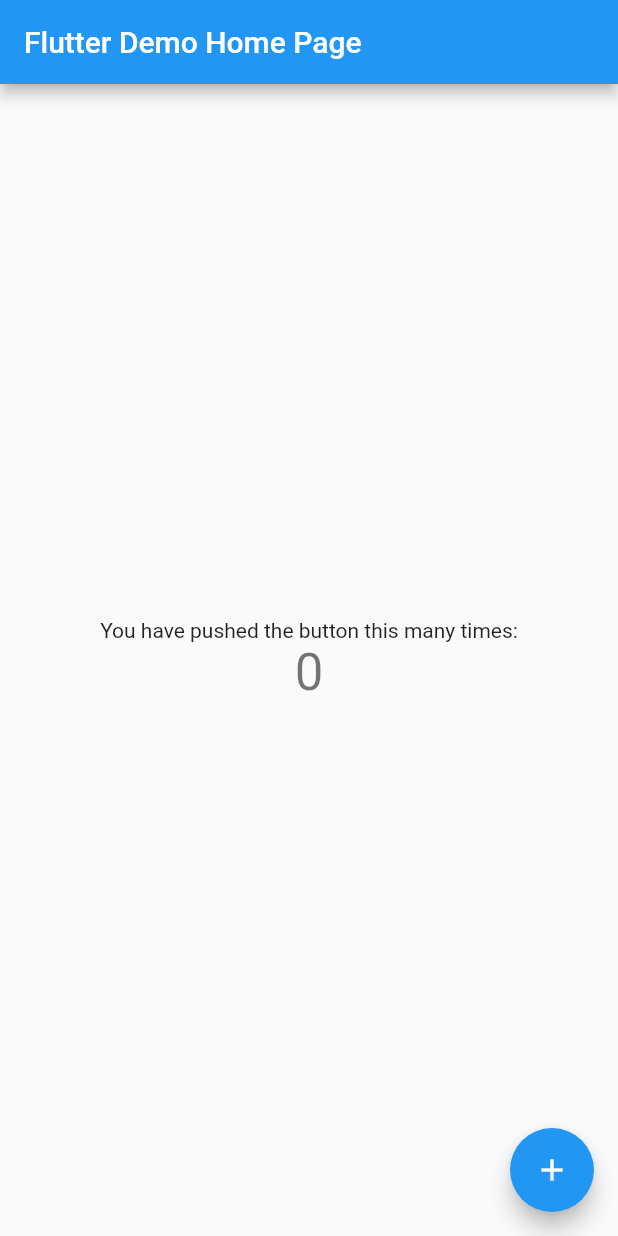
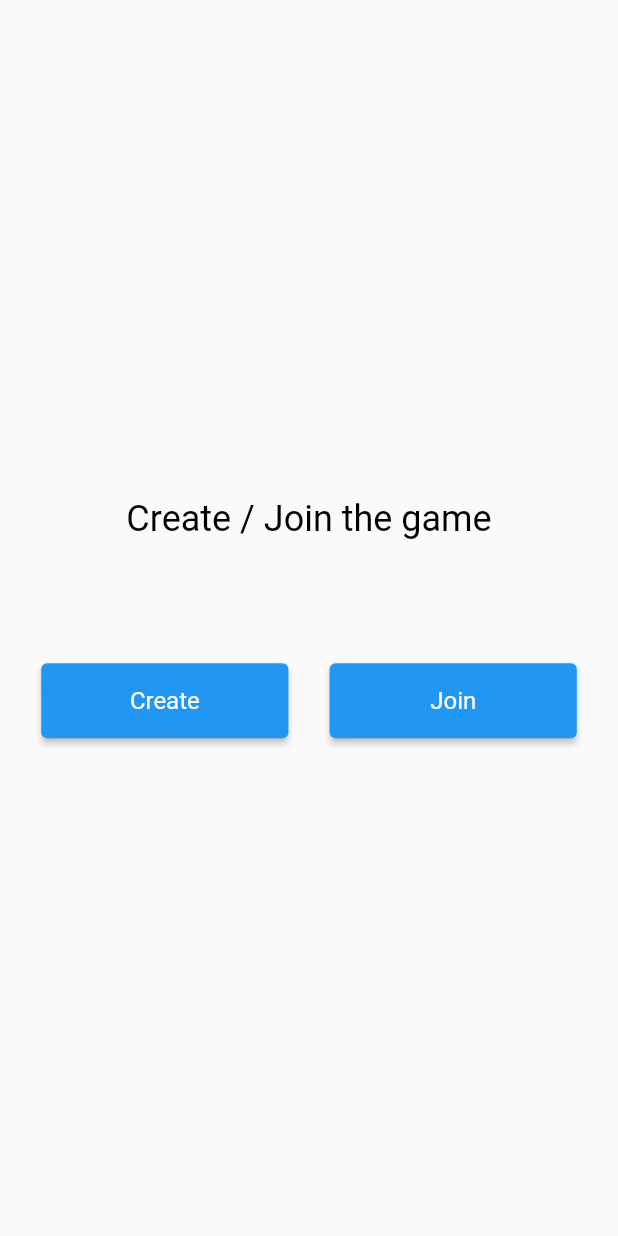
Before and after one commit to FrankDannyA/screibble_game, a Flutter app: the screen it shows after launch, on a phone screen of 412 x 824 dp. Run offline on Flutter 3.47's test engine with Material 2 defaults, Android fonts, the phone set to English and light mode, and no system bars.

Commit message:
home screen

```diff
--- /dev/null
+++ b/lib/home_screen.dart
@@ -0,0 +1,56 @@
+import 'package:flutter/material.dart';
+
+class HomeScreen extends StatelessWidget {
+  const HomeScreen({Key? key}) : super(key: key);
+
+  @override
+  Widget build(BuildContext context) {
+    return Scaffold(
+      body: Column(
+        mainAxisAlignment: MainAxisAlignment.center,
+        crossAxisAlignment: CrossAxisAlignment.center,
+        children: [
+          const Text(
+            "Create / Join the game",
+            style: TextStyle(
+              color: Colors.black,
+              fontSize: 24,
+            ),
+          ),
+          SizedBox(height: MediaQuery.of(context).size.height * 0.1),
+          Row(
+            mainAxisAlignment: MainAxisAlignment.spaceEvenly,
+            children: [
+              ElevatedButton(
+                onPressed: () {},
+                style: ButtonStyle(
+                  backgroundColor: MaterialStateProperty.all(Colors.blue),
+                  textStyle: MaterialStateProperty.all(
+                    const TextStyle(color: Colors.white, fontSize: 16),
+                  ),
+                  minimumSize: MaterialStateProperty.all(
+                    Size(MediaQuery.of(context).size.width / 2.5, 50),
+                  ),
+                ),
+                child: const Text("Create"),
+              ),
+              ElevatedButton(
+                onPressed: () {},
+                style: ButtonStyle(
+                  backgroundColor: MaterialStateProperty.all(Colors.blue),
+                  textStyle: MaterialStateProperty.all(
+                    const TextStyle(color: Colors.white, fontSize: 16),
+                  ),
+                  minimumSize: MaterialStateProperty.all(
+                    Size(MediaQuery.of(context).size.width / 2.5, 50),
+                  ),
+                ),
+                child: const Text("Join"),
+              ),
+            ],
+          ),
+        ],
+      ),
+    );
+  }
+}
--- a/lib/main.dart
+++ b/lib/main.dart
@@ -1,4 +1,5 @@
 import 'package:flutter/material.dart';
+import 'package:screibble_game/home_screen.dart';
 
 void main() {
   runApp(const MyApp());
@@ -11,105 +12,10 @@
   @override
   Widget build(BuildContext context) {
     return MaterialApp(
-      title: 'Flutter Demo',
-      theme: ThemeData(
-        // This is the theme of your application.
-        //
-        // Try running your application with "flutter run". You'll see the
-        // application has a blue toolbar. Then, without quitting the app, try
-        // changing the primarySwatch below to Colors.green and then invoke
-        // "hot reload" (press "r" in the console where you ran "flutter run",
-        // or simply save your changes to "hot reload" in a Flutter IDE).
-        // Notice that the counter didn't reset back to zero; the application
-        // is not restarted.
-        primarySwatch: Colors.blue,
-      ),
-      home: const MyHomePage(title: 'Flutter Demo Home Page'),
-    );
+        title: 'Flutter Demo',
+        theme: ThemeData(
+          primarySwatch: Colors.blue,
+        ),
+        home: const HomeScreen());
   }
 }
-
-class MyHomePage extends StatefulWidget {
-  const MyHomePage({super.key, required this.title});
-
-  // This widget is the home page of your application. It is stateful, meaning
-  // that it has a State object (defined below) that contains fields that affect
-  // how it looks.
-
-  // This class is the configuration for the state. It holds the values (in this
-  // case the title) provided by the parent (in this case the App widget) and
-  // used by the build method of the State. Fields in a Widget subclass are
-  // always marked "final".
-
-  final String title;
-
-  @override
-  State<MyHomePage> createState() => _MyHomePageState();
-}
-
-class _MyHomePageState extends State<MyHomePage> {
-  int _counter = 0;
-
-  void _incrementCounter() {
-    setState(() {
-      // This call to setState tells the Flutter framework that something has
-      // changed in this State, which causes it to rerun the build method below
-      // so that the display can reflect the updated values. If we changed
-      // _counter without calling setState(), then the build method would not be
-      // called again, and so nothing would appear to happen.
-      _counter++;
-    });
-  }
-
-  @override
-  Widget build(BuildContext context) {
-    // This method is rerun every time setState is called, for instance as done
-    // by the _incrementCounter method above.
-    //
-    // The Flutter framework has been optimized to make rerunning build methods
-    // fast, so that you can just rebuild anything that needs updating rather
-    // than having to individually change instances of widgets.
-    return Scaffold(
-      appBar: AppBar(
-        // Here we take the value from the MyHomePage object that was created by
-        // the App.build method, and use it to set our appbar title.
-        title: Text(widget.title),
-      ),
-      body: Center(
-        // Center is a layout widget. It takes a single child and positions it
-        // in the middle of the parent.
-        child: Column(
-          // Column is also a layout widget. It takes a list of children and
-          // arranges them vertically. By default, it sizes itself to fit its
-          // children horizontally, and tries to be as tall as its parent.
-          //
-          // Invoke "debug painting" (press "p" in the console, choose the
-          // "Toggle Debug Paint" action from the Flutter Inspector in Android
-          // Studio, or the "Toggle Debug Paint" command in Visual Studio Code)
-          // to see the wireframe for each widget.
-          //
-          // Column has various properties to control how it sizes itself and
-          // how it positions its children. Here we use mainAxisAlignment to
-          // center the children vertically; the main axis here is the vertical
-          // axis because Columns are vertical (the cross axis would be
-          // horizontal).
-          mainAxisAlignment: MainAxisAlignment.center,
-          children: <Widget>[
-            const Text(
-              'You have pushed the button this many times:',
-            ),
-            Text(
-              '$_counter',
-              style: Theme.of(context).textTheme.headlineMedium,
-            ),
-          ],
-        ),
-      ),
-      floatingActionButton: FloatingActionButton(
-        onPressed: _incrementCounter,
-        tooltip: 'Increment',
-        child: const Icon(Icons.add),
-      ), // This trailing comma makes auto-formatting nicer for build methods.
-    );
-  }
-}
```
